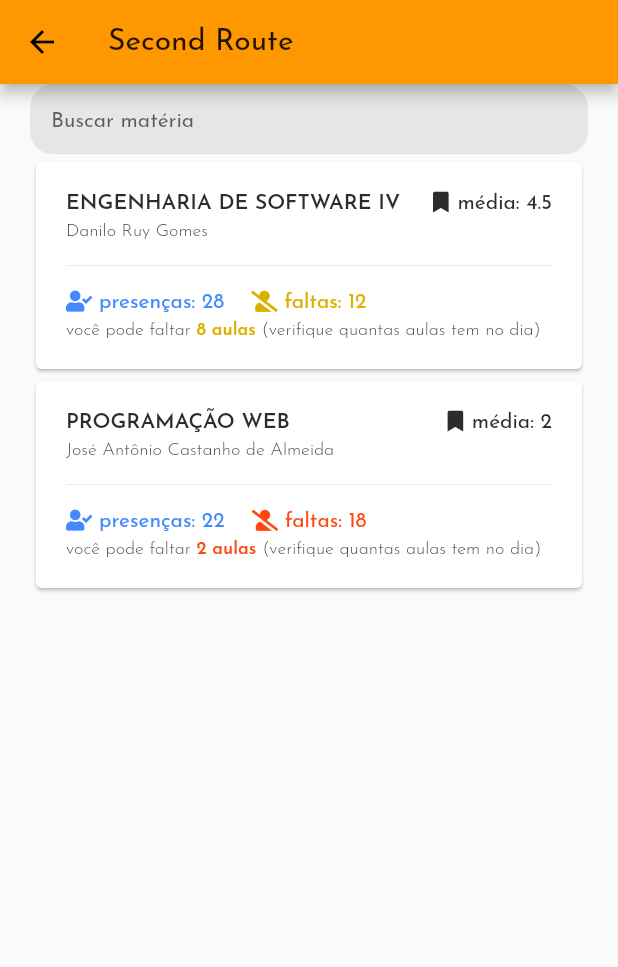
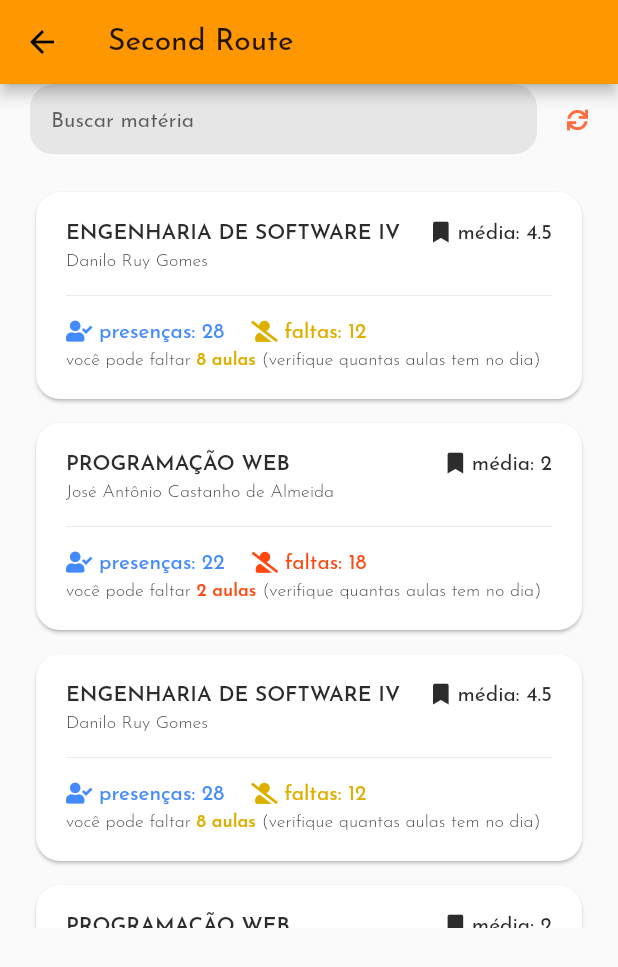
Before and after one commit to efraim-andrade/fatecanos-app, a Flutter app: the HomePage screen opened by its route, on a phone screen of 412 x 824 dp. Shown: the top 967 px of the screen. Run offline on Flutter 3.47's test engine with Material 2 defaults, Android fonts, the phone set to English and light mode, and no system bars; our stand-ins replace flutter_dotenv, flutter_secure_storage, font_awesome_flutter, toast; accounts and stored records are empty.

Commit message:
feat(home): added list of courses with static data and search input

```diff
--- a/lib/components/Card.dart
+++ b/lib/components/Card.dart
@@ -23,6 +23,9 @@ Card card(
 ) {
   return
     Card(
+      shape: RoundedRectangleBorder(
+        borderRadius: BorderRadius.circular(16)
+      ),
       child:
         Container(
           padding: EdgeInsets.all(20),
--- a/lib/components/Input.dart
+++ b/lib/components/Input.dart
@@ -1,10 +1,25 @@
 import 'package:flutter/material.dart';
 import 'package:font_awesome_flutter/font_awesome_flutter.dart';
 
+checkIcon(hasIcon) {
+  if(!hasIcon) return Icon(
+    FontAwesomeIcons.search,
+    size: 0,
+    color: Colors.deepOrangeAccent,
+  );
+
+  return Icon(
+    FontAwesomeIcons.search,
+    size: 14,
+    color: Colors.deepOrangeAccent,
+  );
+}
+
 TextField input(
   controller,
+  bool hasIcon,
   bool isSecret,
-  String placeholder
+  String placeholder,
 ) {
   return
     TextField(
@@ -14,11 +29,7 @@ TextField input(
       decoration: InputDecoration(
         filled: true,
         hintText: placeholder,
-        suffix: Icon(
-          FontAwesomeIcons.search,
-          size: 14,
-          color: Colors.deepOrangeAccent,
-        ),
+        suffix: checkIcon(hasIcon),
         fillColor: Color.fromRGBO(230, 230, 230, 1),
         contentPadding: const EdgeInsets.symmetric(
           horizontal: 14.0,
--- a/lib/screens/Login.dart
+++ b/lib/screens/Login.dart
@@ -3,6 +3,7 @@ import 'package:flutter_dotenv/flutter_dotenv.dart';
 
 import '../services/api.dart';
 import '../services/storage.dart';
+
 import '../components/Toast.dart';
 import '../components/Button.dart';
 import '../components/Input.dart';
@@ -186,7 +187,7 @@ class Login extends State<LoginPage> {
                                     Container(
                                       margin: const EdgeInsets.only(bottom: 8.0),
                                       child:
-                                        input(userController, false, "")
+                                        input(userController, false, false, "")
                                     ),
                                   ],
                                 )
@@ -218,7 +219,7 @@ class Login extends State<LoginPage> {
                                     Container(
                                       margin: const EdgeInsets.only(bottom: 8.0),
                                       child:
-                                        input(passwordController, true, "")
+                                        input(passwordController, false, true, "")
                                     ),
                                   ],
                                 )
--- a/lib/screens/home.dart
+++ b/lib/screens/home.dart
@@ -1,4 +1,5 @@
 import 'package:flutter/material.dart';
+import 'package:font_awesome_flutter/font_awesome_flutter.dart';
 
 import '../components/Card.dart';
 import '../components/Input.dart';
@@ -14,6 +15,57 @@ class HomePage extends StatefulWidget {
 class Home extends State<HomePage> {
   TextEditingController searchController = new TextEditingController();
 
+  var courses = [
+    {
+      "course": "Engenharia de Software IV",
+      "teacher": "Danilo Ruy Gomes" ,
+      "presences": 28,
+      "absenses": 12,
+      "maxAbsences": 20,
+      "grade": 4.5
+    },
+    {
+      "course": "Programação Web",
+      "teacher": "José Antônio Castanho de Almeida" ,
+      "presences": 22,
+      "absenses": 18,
+      "maxAbsences": 20,
+      "grade": 2
+    },
+    {
+      "course": "Engenharia de Software IV",
+      "teacher": "Danilo Ruy Gomes" ,
+      "presences": 28,
+      "absenses": 12,
+      "maxAbsences": 20,
+      "grade": 4.5
+    },
+    {
+      "course": "Programação Web",
+      "teacher": "José Antônio Castanho de Almeida" ,
+      "presences": 22,
+      "absenses": 18,
+      "maxAbsences": 20,
+      "grade": 2
+    },
+    {
+      "course": "Engenharia de Software IV",
+      "teacher": "Danilo Ruy Gomes" ,
+      "presences": 28,
+      "absenses": 12,
+      "maxAbsences": 20,
+      "grade": 4.5
+    },
+    {
+      "course": "Programação Web",
+      "teacher": "José Antônio Castanho de Almeida" ,
+      "presences": 22,
+      "absenses": 18,
+      "maxAbsences": 20,
+      "grade": 2
+    },
+  ];
+
   @override
   Widget build(BuildContext context) {
     return Scaffold(
@@ -22,27 +74,56 @@ class Home extends State<HomePage> {
       ),
       body: Container(
         padding: const EdgeInsets.symmetric(horizontal: 20),
+        child: Container(
           child: Column(
             children: <Widget>[
-            input(searchController, false, "Buscar matéria"),
-            card(
-              "Engenharia de Software IV",
-              "Danilo Ruy Gomes",
-              28,
-              12,
-              20,
-              4.5
+              Container(
+                margin: const EdgeInsets.only(bottom: 20),
+                child: Row(
+                  children: <Widget>[
+                    Flexible(
+                      flex: 1,
+                      child: input(searchController, true, false, "Buscar matéria"),
                     ),
-            card(
-              "Programação Web",
-              "José Antônio Castanho de Almeida",
-              22,
-              18,
-              20,
-              2
+                    Flexible(
+                      flex: 0,
+                      child: Container(
+                        margin: const EdgeInsets.only(left: 20),
+                        child: Icon(
+                          FontAwesomeIcons.sync,
+                          size: 14,
+                          color: Colors.deepOrangeAccent,
+                        ),
+                      ),
+                    )
+                  ],
+                ),
+              ),
+
+
+
+              Container(
+                height: MediaQuery.of(context).size.height * .6,
+                child: ListView.builder(
+                  itemCount: courses.length,
+                  itemBuilder: (context, index) {
+                    return Container(
+                      margin: const EdgeInsets.only(bottom: 8),
+                      child: card(
+                        courses[index]["course"],
+                        courses[index]["teacher"],
+                        courses[index]["presences"],
+                        courses[index]["absenses"],
+                        courses[index]["maxAbsences"],
+                        courses[index]["grade"],
+                      ),
+                    );
+                  },
+                ),
               ),
             ],
           ),
+        )
       ),
     );
   }
```
Lines whose indentation alone changed are shown as unchanged.
